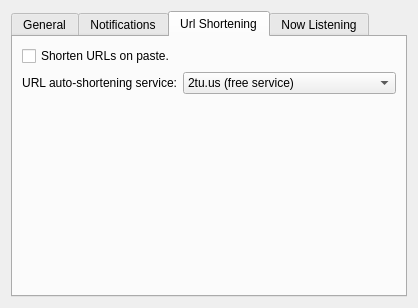
KDE/choqok, file src/prefs_base.ui: the form before one commit.
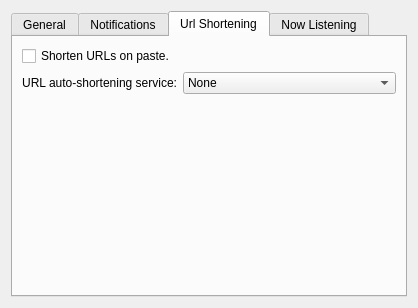
The form after the commit. The open tabs and pages were chosen to show the change. Custom widgets are drawn as their Qt base class.

Commit message: FEATURE:192640 Support for Digg.com shorturls service added.

The edit to the form file:
```diff
--- a/src/prefs_base.ui
+++ b/src/prefs_base.ui
@@ -306,7 +306,7 @@
             </sizepolicy>
            </property>
            <property name="currentIndex">
-            <number>1</number>
+            <number>0</number>
            </property>
            <item>
             <property name="text">
```
Left out of the diff: 5 changed lines with no effect on the pictures. The commit also changes 2 other files.
